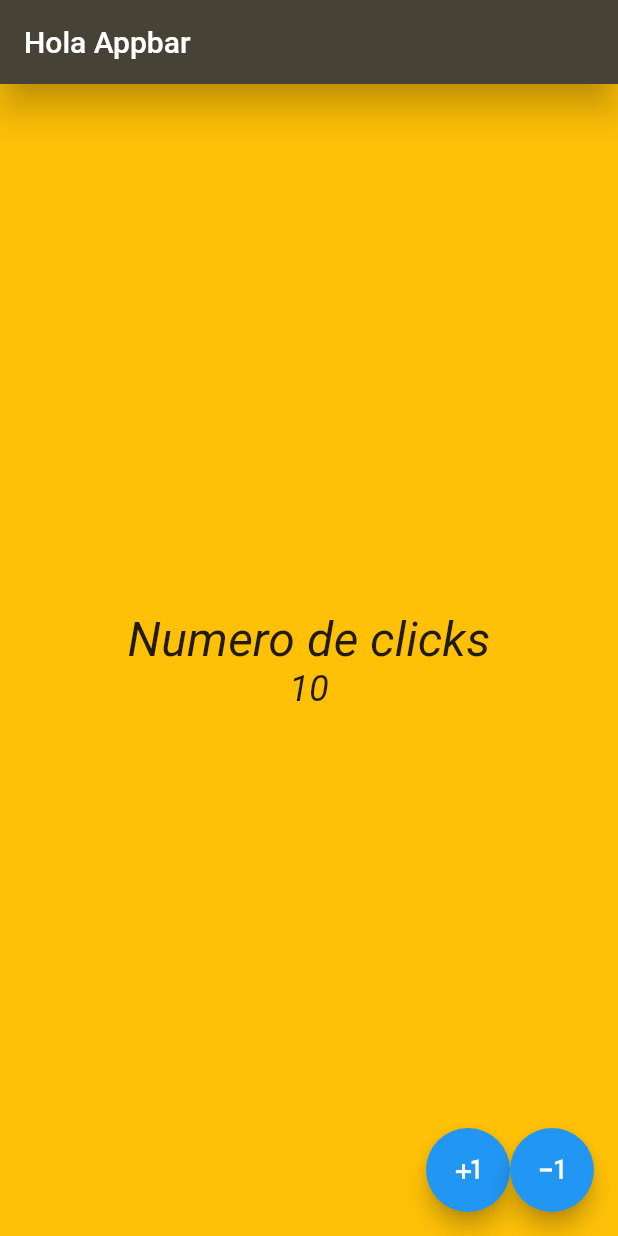
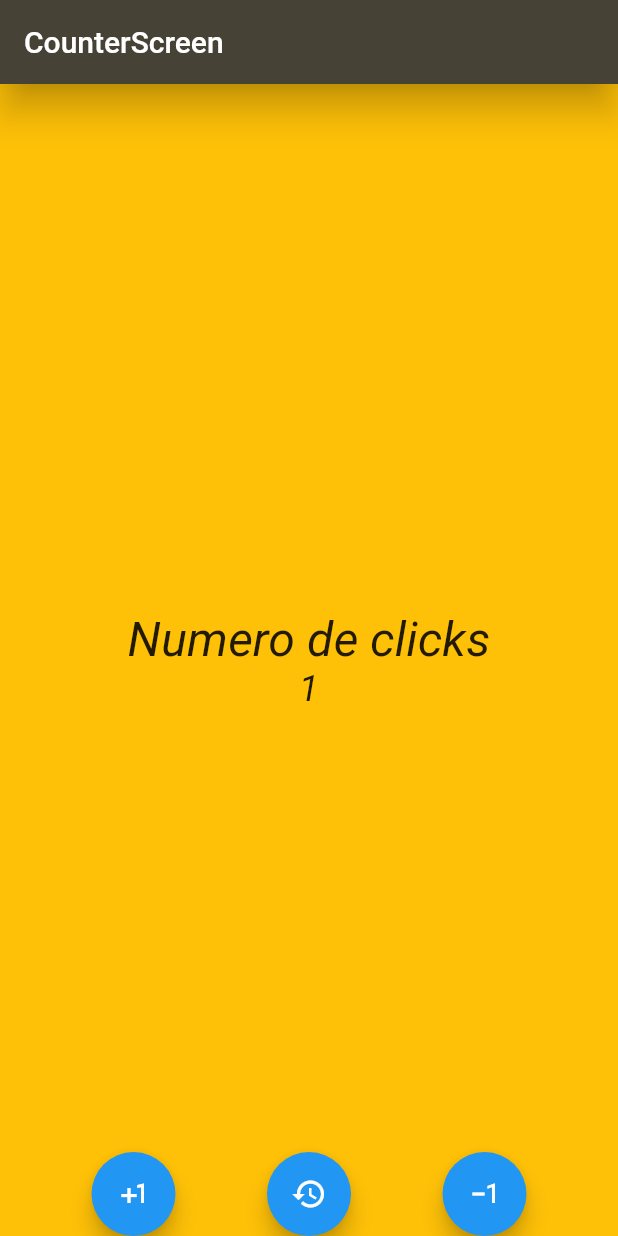
Before and after one commit to JeisonCabarcasPertuz/counter_app, a Flutter app: the screen it shows after launch, after a tap on the "plus one" icon, on a phone screen of 412 x 824 dp. Run offline on Flutter 3.47's test engine with Material 2 defaults, Android fonts, the phone set to English and light mode, and no system bars.

Commit message:
base del contador terminada

```diff
--- a/counter_app/lib/main.dart
+++ b/counter_app/lib/main.dart
@@ -1,4 +1,5 @@
-import 'package:counter_app/screens/home_screen.dart';
+import 'package:counter_app/screens/counter_sreen.dart';
+
 import 'package:flutter/material.dart';
 
 void main(){
@@ -11,7 +12,7 @@ class MyApp extends StatelessWidget{
   @override
   Widget build(BuildContext context) {
     return const MaterialApp(
-      home: HomeScreen()
+      home: CounterScreen()
   );
   }
 
--- /dev/null
+++ b/counter_app/lib/screens/counter_sreen.dart
@@ -0,0 +1,76 @@
+import 'package:flutter/foundation.dart';
+import 'package:flutter/material.dart';
+
+class CounterScreen extends StatefulWidget{
+  const CounterScreen({super.key});
+
+  @override
+  State<CounterScreen> createState() => _CounterScreenState();
+}
+
+class _CounterScreenState extends State<CounterScreen> {
+
+  int counter = 0;
+
+  @override
+  Widget build(BuildContext context) {
+    return Scaffold(
+      appBar: AppBar(
+        title: const Text("CounterScreen"),
+        backgroundColor: const Color.fromARGB(255, 70, 66, 54),
+        elevation: 10.0,
+      ),
+      backgroundColor: Colors.amber,
+      body:  Center(
+          child: Column(
+            mainAxisAlignment: MainAxisAlignment.center,
+            children: [
+              const Text("Numero de clicks",style: TextStyle(fontSize: 32.0, fontStyle: FontStyle.italic)),
+              Text('$counter',style: const TextStyle(fontSize: 24.0, fontStyle: FontStyle.italic)),
+            ],
+          ),
+      ),
+      floatingActionButtonLocation: FloatingActionButtonLocation.centerDocked,
+      floatingActionButton: Row(
+        mainAxisAlignment: MainAxisAlignment.spaceEvenly,
+        children: [
+          FloatingActionButton(
+            child: const Icon(Icons.plus_one),
+            onPressed: (){
+            counter++;
+            setState(() {
+
+            });
+            if (kDebugMode) {
+              print("Sumando 1");
+            }
+          }),
+
+          FloatingActionButton(
+            child: const Icon(Icons.restore),
+            onPressed: (){
+            counter=0;
+            setState(() {
+
+            });
+            if (kDebugMode) {
+              print("reset");
+            }
+          }),
+
+          FloatingActionButton(
+            child: const Icon(Icons.exposure_minus_1),
+            onPressed: (){
+            counter--;
+            setState(() {
+
+            });
+            if (kDebugMode) {
+              print("restando 1");
+            }
+          })
+        ],
+      ),
+    );
+  }
+}
```
